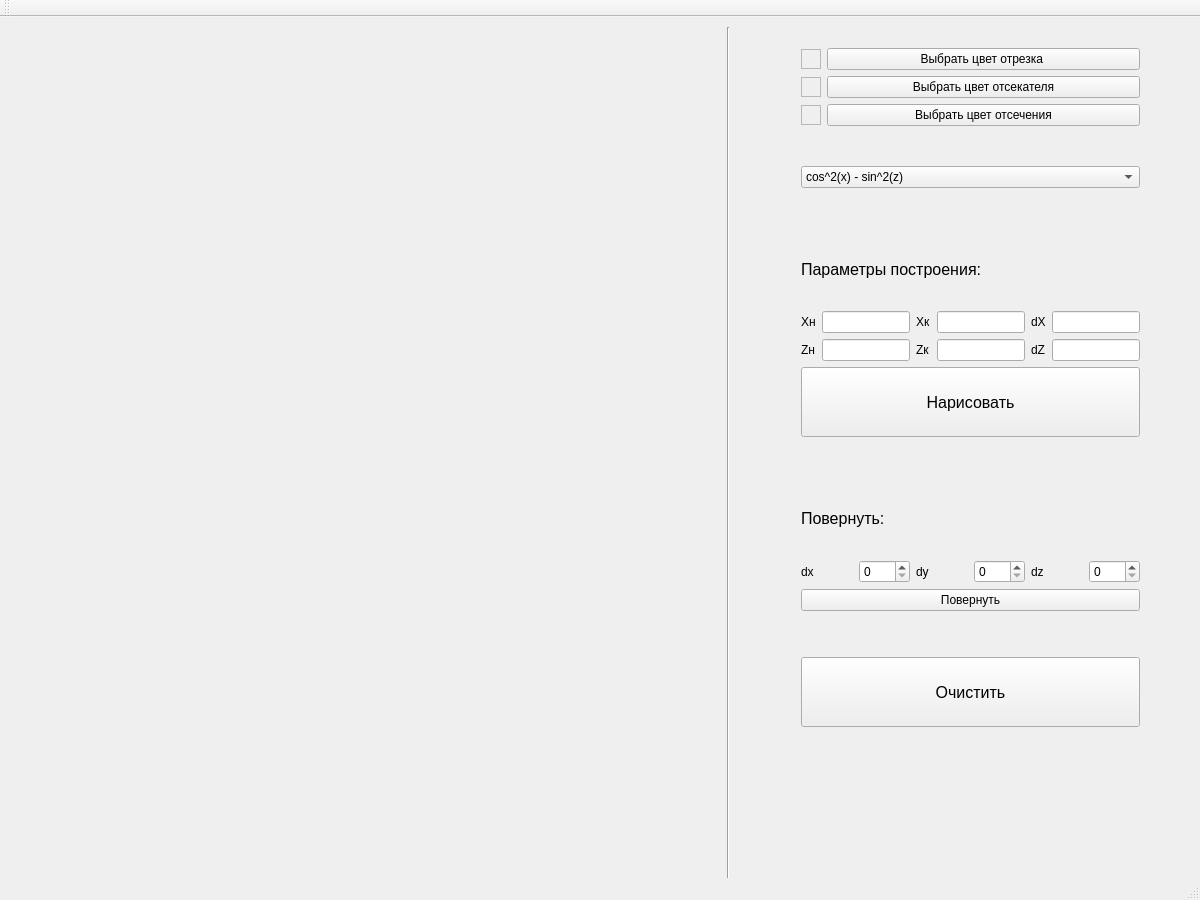
This is grafics/graf10/mainwindow.ui in ansushina/sem4 as Qt 5 draws it before an edit. The edited form follows.
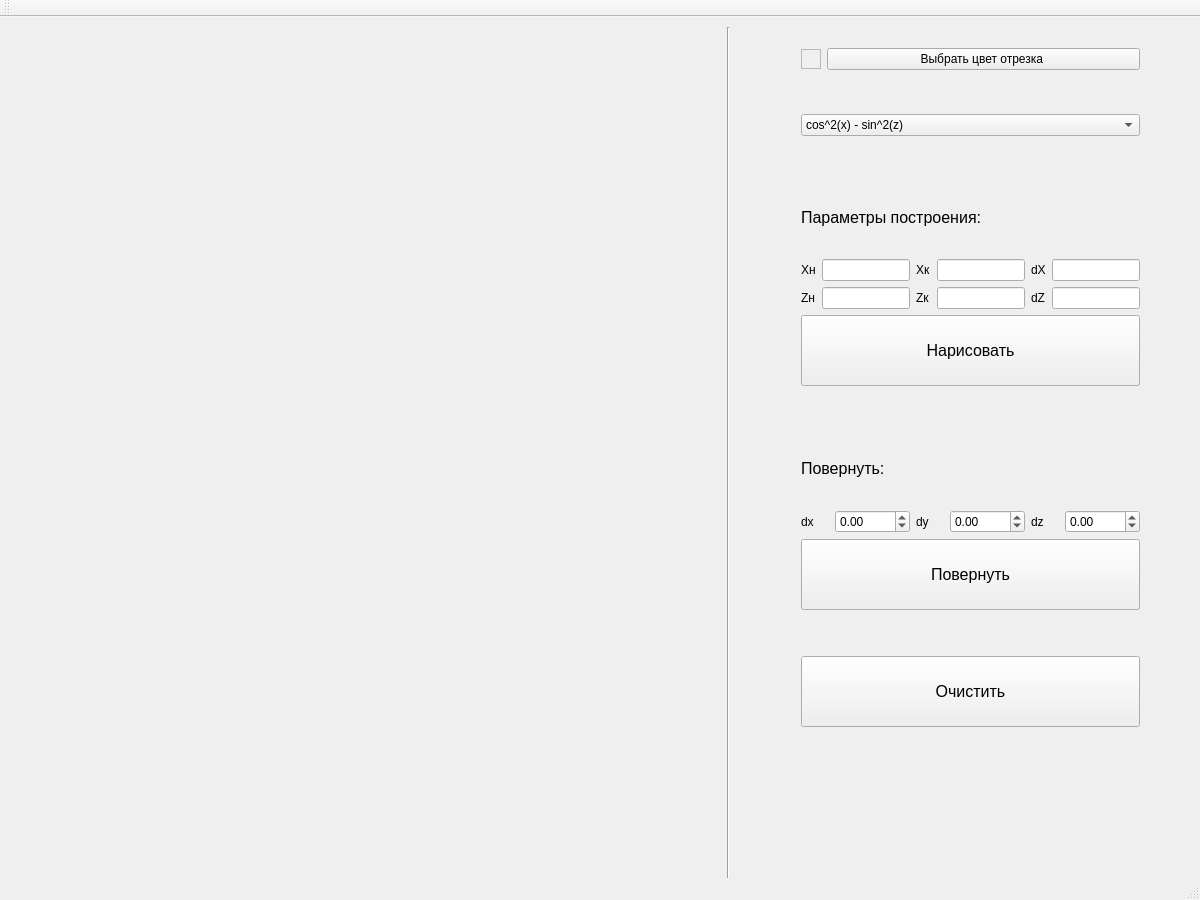
This is the edited form.

Diff of the .ui file:
```diff
--- a/grafics/graf10/mainwindow.ui
+++ b/grafics/graf10/mainwindow.ui
@@ -63,50 +63,6 @@
            </property>
           </widget>
          </item>
-         <item row="2" column="0">
-          <widget class="QFrame" name="frame_line">
-           <property name="minimumSize">
-            <size>
-             <width>20</width>
-             <height>20</height>
-            </size>
-           </property>
-           <property name="maximumSize">
-            <size>
-             <width>20</width>
-             <height>20</height>
-            </size>
-           </property>
-           <property name="frameShape">
-            <enum>QFrame::StyledPanel</enum>
-           </property>
-           <property name="frameShadow">
-            <enum>QFrame::Raised</enum>
-           </property>
-          </widget>
-         </item>
-         <item row="1" column="0">
-          <widget class="QFrame" name="frame_ots">
-           <property name="minimumSize">
-            <size>
-             <width>20</width>
-             <height>20</height>
-            </size>
-           </property>
-           <property name="maximumSize">
-            <size>
-             <width>20</width>
-             <height>20</height>
-            </size>
-           </property>
-           <property name="frameShape">
-            <enum>QFrame::StyledPanel</enum>
-           </property>
-           <property name="frameShadow">
-            <enum>QFrame::Raised</enum>
-           </property>
-          </widget>
-         </item>
          <item row="0" column="1">
           <widget class="QPushButton" name="pushButton">
            <property name="text">
@@ -114,20 +70,6 @@
            </property>
           </widget>
          </item>
-         <item row="1" column="1">
-          <widget class="QPushButton" name="shading_button">
-           <property name="text">
-            <string>Выбрать цвет отсекателя</string>
-           </property>
-          </widget>
-         </item>
-         <item row="2" column="1">
-          <widget class="QPushButton" name="background_button">
-           <property name="text">
-            <string>Выбрать цвет отсечения</string>
-           </property>
-          </widget>
-         </item>
         </layout>
        </item>
        <item>
@@ -312,8 +254,32 @@
      </item>
      <item>
       <layout class="QGridLayout" name="gridLayout_4">
+       <item row="0" column="3">
+        <widget class="QDoubleSpinBox" name="alphay">
+         <property name="minimum">
+          <double>-1000.000000000000000</double>
+         </property>
+         <property name="maximum">
+          <double>1000.000000000000000</double>
+         </property>
+        </widget>
+       </item>
        <item row="0" column="1">
-        <widget class="QSpinBox" name="alphax"/>
+        <widget class="QDoubleSpinBox" name="alphax">
+         <property name="minimum">
+          <double>-1000.000000000000000</double>
+         </property>
+         <property name="maximum">
+          <double>1000.000000000000000</double>
+         </property>
+        </widget>
+       </item>
+       <item row="0" column="2">
+        <widget class="QLabel" name="label_20">
+         <property name="text">
+          <string>dy</string>
+         </property>
+        </widget>
        </item>
        <item row="0" column="0">
         <widget class="QLabel" name="label_19">
@@ -329,23 +295,31 @@
          </property>
         </widget>
        </item>
-       <item row="0" column="2">
-        <widget class="QLabel" name="label_20">
-         <property name="text">
-          <string>dy</string>
-         </property>
-        </widget>
-       </item>
-       <item row="0" column="3">
-        <widget class="QSpinBox" name="alphay"/>
-       </item>
        <item row="0" column="5">
-        <widget class="QSpinBox" name="alphay_2"/>
+        <widget class="QDoubleSpinBox" name="alphay_2">
+         <property name="minimum">
+          <double>-1000.000000000000000</double>
+         </property>
+         <property name="maximum">
+          <double>1000.000000000000000</double>
+         </property>
+        </widget>
        </item>
       </layout>
      </item>
      <item>
       <widget class="QPushButton" name="pushButton_2">
+       <property name="sizePolicy">
+        <sizepolicy hsizetype="Minimum" vsizetype="Minimum">
+         <horstretch>0</horstretch>
+         <verstretch>0</verstretch>
+        </sizepolicy>
+       </property>
+       <property name="font">
+        <font>
+         <pointsize>12</pointsize>
+        </font>
+       </property>
        <property name="text">
         <string>Повернуть</string>
        </property>
```
Left out of the diff: 7 changed lines with no effect on the pictures.
